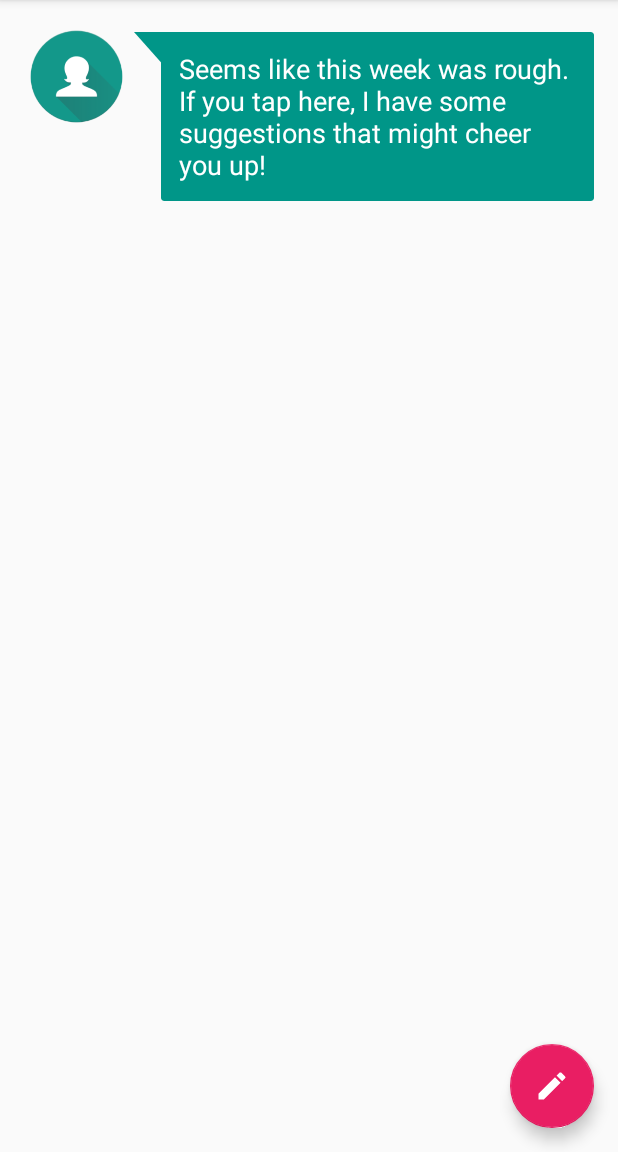
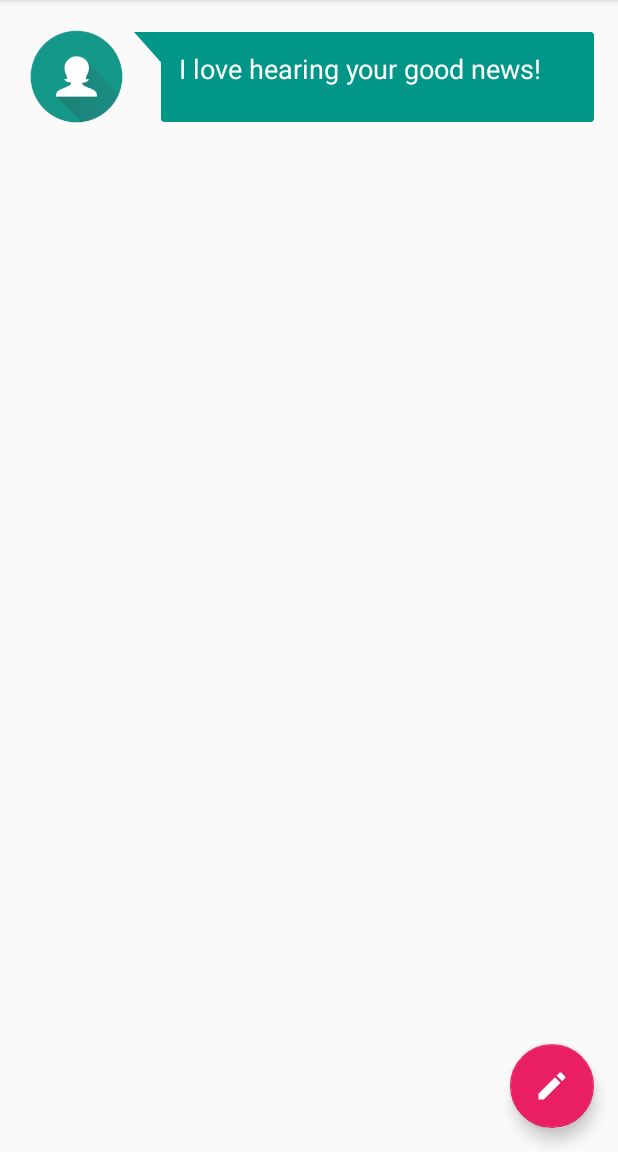
Before and after one commit to clairelee/dearjacky, an Android app: the screen it shows after launch (CalendarActivity), on a phone screen of 412 x 824 dp, the part 84-1236 px from its top. Run offline under Robolectric (Android 15) with nearby library versions, the phone set to English and light mode, and no system bars; libraries missing offline, so code that uses them is left out: com.roomorama.caldroid; 18 statements that could not run were skipped.

Commit message:
random jacky speech

```diff
--- a/DearJacky/mobile/src/main/java/com/dearjacky/CalendarActivity.java
+++ b/DearJacky/mobile/src/main/java/com/dearjacky/CalendarActivity.java
@@ -83,7 +83,8 @@ public class CalendarActivity extends AppCompatActivity {
 
         Typewriter jackyText = (Typewriter) findViewById(R.id.jacky_text);
         jackyText.setCharacterDelay(50);
-        jackyText.animateText("Seems like this week was rough. If you tap here, I have some suggestions that might cheer you up!");
+        String[] messages = JackyPhrases.getList(dbHelper);
+        jackyText.animateText(messages[(int)(Math.random()*messages.length)]);
         jackyText.setOnClickListener(new View.OnClickListener() {
             public void onClick(View v) {
                 Intent intent = new Intent(getBaseContext(), RespondActivity.class);
@@ -105,7 +106,7 @@ public class CalendarActivity extends AppCompatActivity {
         Calendar myCalendar = new GregorianCalendar(2016, 3, 1);
         Calendar myCalendar1 = new GregorianCalendar(2016, 3, 1);
         Calendar myCalendar2 = new GregorianCalendar(2016, 3, 2);
-        for(int i=0; i<60; i++){
+        for(int i=0; i<90; i++){
             //Calendar myCalendar = new GregorianCalendar(2016, 3, i);
             myCalendar1.add(Calendar.DATE, 1);
             Date myDate1 = myCalendar1.getTime();
--- a/DearJacky/mobile/src/main/java/com/dearjacky/EditResponseActivity.java
+++ b/DearJacky/mobile/src/main/java/com/dearjacky/EditResponseActivity.java
@@ -272,6 +272,7 @@ public class EditResponseActivity extends AppCompatActivity {
                     Toast.makeText(EditResponseActivity.this, "Response Saved! " + user_notes + " " + emotion + " " + user_intensity, Toast.LENGTH_SHORT).show();
                     onBackPressed();
                 }
+                return true;
             case R.id.action_delete:
                 new AlertDialog.Builder(this)
                         .setTitle("Delete Entry?")
--- /dev/null
+++ b/DearJacky/mobile/src/main/java/com/dearjacky/JackyPhrases.java
@@ -0,0 +1,75 @@
+package com.dearjacky;
+
+import android.graphics.drawable.ColorDrawable;
+import android.support.v4.content.ContextCompat;
+
+import java.util.Calendar;
+import java.util.Date;
+import java.util.GregorianCalendar;
+import java.util.List;
+import java.util.StringTokenizer;
+
+/**
+ * Created by Jasper on 5/3/2016.
+ */
+public class JackyPhrases {
+    static String[] neutralPhrases = {
+            "Hey, how are you! Tell me what you've been up to recently!",
+            "Hi! How has your day been so far?",
+            "Anything new?",
+            "Hey, how are you today?",
+            "What have you been up to?",
+            "Tell me about your day!"
+    };
+
+    static String[] happyPhrases ={
+            "Looks like today is going pretty well, I'm glad!",
+            "Seems like a great day so far, tell me more about what you've did today :)",
+            "Hey! Thanks for checking in with me, its nice to hear about your day!",
+            "I love hearing your good news!",
+            "Thanks for checking in with me :)"
+    };
+
+    static String[] sadPhrases ={
+            "I'm sorry that things have been rough :( Tap here if you want some suggestions to cheer up.",
+            "Tap here and we can forget about your worries and chat about some better things :)",
+            "I'm always here for you, and your other friends are too. Tap here and we can talk to some of them or do fun things!",
+            "I hope that things get better soon :( If you want some help figuring out what to do next, tap here.",
+            "I'm sorry today was not the best. Tap me and we can talk some more!"
+    };
+
+    static String[] suggestionPhrases = {
+            "Hey, you're usually in a good mood after doing these things, give them a shot!",
+            "Let's do something fun, like these!",
+            "These are always fun things to do :)"
+    };
+
+    static String[] contactsPhrases = {
+            "I'm always glad to hear from you, and your friends would be glad to hear from you too!",
+            "Let somebody know how you're doing :)",
+            "It always helps to talk with someone"
+    };
+
+    static String[] getList(SensorTagDBHelper dbHelper){
+        Calendar myCalendar1 = new GregorianCalendar();
+        Calendar myCalendar2 = new GregorianCalendar();
+        myCalendar1.add(Calendar.DATE, -1);
+        List<DataPointJacky> myEventList= dbHelper.getTableOneDataDuringPeriod(myCalendar1.getTime(), myCalendar2.getTime());
+        int numHappy = 0;
+        int numOk = 0;
+        int numSad = 0;
+        int numAngry = 0;
+        for(DataPointJacky ele : myEventList)
+        {
+            if(ele.mood.equals("happy")) numHappy++;
+            if(ele.mood.equals("ok")) numOk++;
+            if(ele.mood.equals("sad")) numSad++;
+            if(ele.mood.equals("angry")) numAngry++;
+        }
+        if(numHappy == 0 && numOk == 0 && numSad == 0 && numAngry == 0) return JackyPhrases.neutralPhrases;
+        else if(numHappy == Math.max(Math.max(numHappy, numOk), Math.max(numSad, numAngry))) return JackyPhrases.happyPhrases;
+        else if(numOk == Math.max(Math.max(numHappy, numOk), Math.max(numSad, numAngry))) return JackyPhrases.happyPhrases;
+        else if(numSad == Math.max(Math.max(numHappy, numOk), Math.max(numSad, numAngry))) return JackyPhrases.sadPhrases;
+        else return JackyPhrases.sadPhrases;
+    }
+}
--- a/DearJacky/mobile/src/main/java/com/dearjacky/RespondActivity.java
+++ b/DearJacky/mobile/src/main/java/com/dearjacky/RespondActivity.java
@@ -61,7 +61,8 @@ public class RespondActivity extends AppCompatActivity {
 
             Typewriter jackyText = (Typewriter) findViewById(R.id.event_name);
             jackyText.setCharacterDelay(50);
-            jackyText.animateText("Here are some things that have made you happy before!");
+            String[] messages = JackyPhrases.suggestionPhrases;
+            jackyText.animateText(messages[(int)(Math.random()*messages.length)]);
 
             //Fetch keywords from database and populate them into the view
             List<String> keywordStrings = dbHelper.getTableThreeDataTopTen();
@@ -80,7 +81,8 @@ public class RespondActivity extends AppCompatActivity {
             Typewriter jackyText2 = (Typewriter) findViewById(R.id.jacky_text2);
             jackyText2.setInitialDelay(1500);
             jackyText2.setCharacterDelay(50);
-            jackyText2.animateText("Maybe talking to somebody about it will help?");
+            String[] messages2 = JackyPhrases.contactsPhrases;
+            jackyText2.animateText(messages2[(int)(Math.random()*messages2.length)]);
             RoundedQuickContactBadge badge1 = (RoundedQuickContactBadge) findViewById(R.id.quickContactBadge);
 
             RoundedQuickContactBadge badge2 = (RoundedQuickContactBadge) findViewById(R.id.quickContactBadge2);
--- a/DearJacky/mobile/src/main/java/com/dearjacky/TimelineActivity.java
+++ b/DearJacky/mobile/src/main/java/com/dearjacky/TimelineActivity.java
@@ -44,7 +44,8 @@ public class TimelineActivity extends AppCompatActivity {
 
         Typewriter jackyText = (Typewriter) findViewById(R.id.event_name);
         jackyText.setCharacterDelay(50);
-        jackyText.animateText("Looks like you're feeling a bit down today. Tap me or this speech icon for some suggestions :)");
+        String[] messages = JackyPhrases.getList(dbHelper);
+        jackyText.animateText(messages[(int)(Math.random()*messages.length)]);
         jackyText.setOnClickListener(new View.OnClickListener() {
             public void onClick(View v) {
                 Intent intent = new Intent(getBaseContext(), RespondActivity.class);
```
